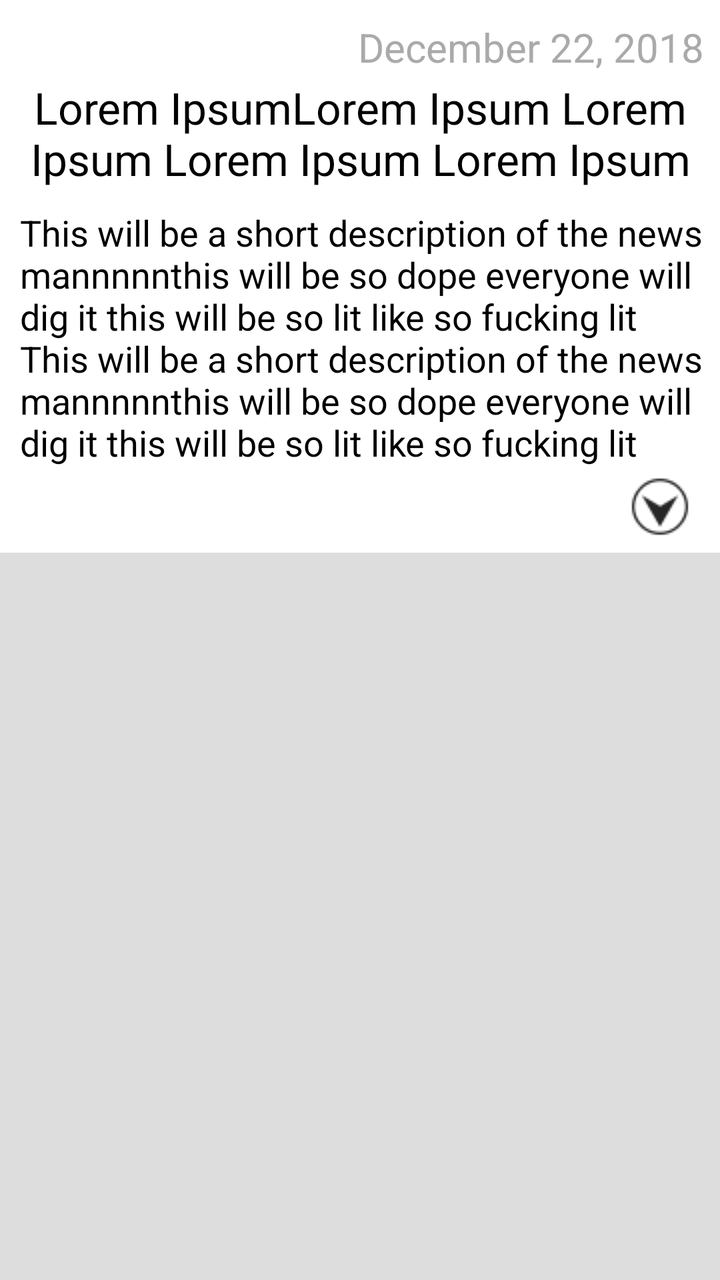
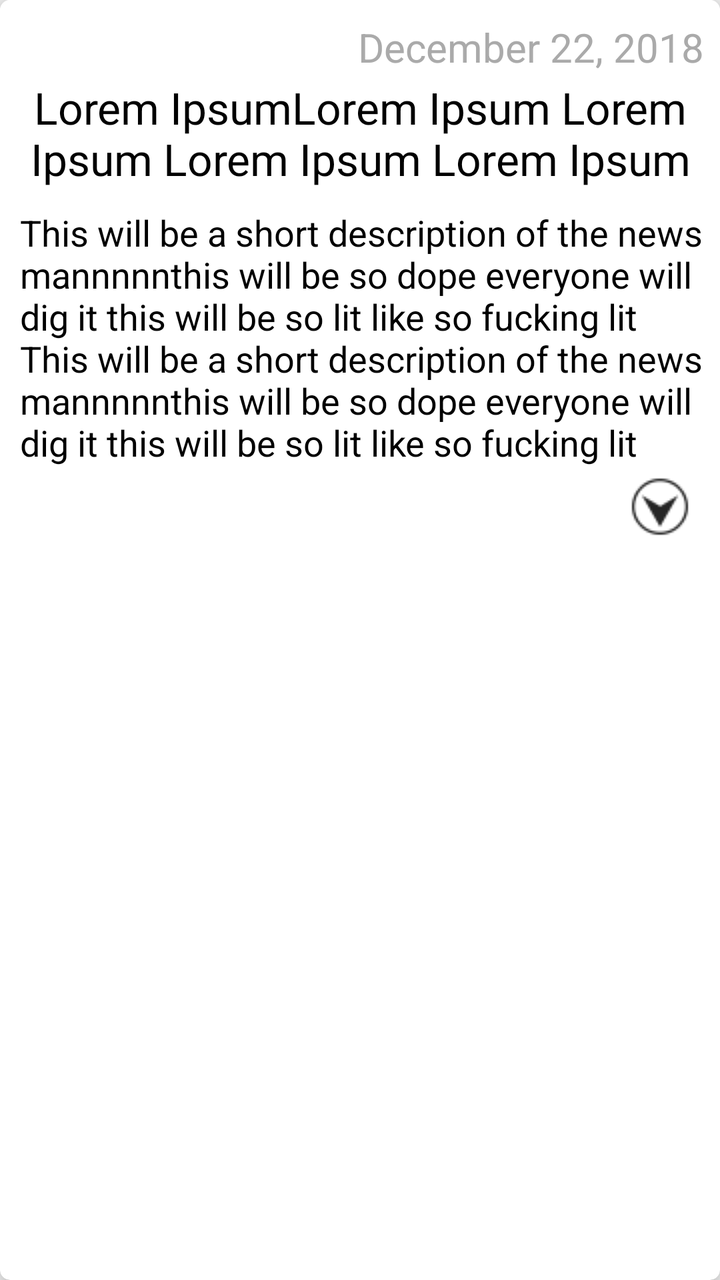

Screens rendered from an Android XML layout before and after an edit, with the pre-edit source and the edit as a unified diff.
<!-- AndroidManifest.xml: application theme AppTheme -->
<!-- res/layout/arttice_no_image.xml -->
<?xml version="1.0" encoding="utf-8"?>
<FrameLayout xmlns:android="http://schemas.android.com/apk/res/android"
    xmlns:app="http://schemas.android.com/apk/res-auto"
    android:layout_width="match_parent"
    android:layout_height="wrap_content"
    android:layout_marginTop="0dp"
    android:background="#dddddd"

    >

    <LinearLayout
        android:layout_width="match_parent"
        android:layout_height="wrap_content"
        android:layout_marginBottom="11dp"
        android:orientation="vertical"
        android:padding="0dp"
        android:layout_marginRight="0dp"
        android:layout_marginLeft="0dp"

        android:background="#ffffff">

        <TextView
            android:id="@+id/artTimeNoImg"
            android:layout_width="match_parent"
            android:layout_height="wrap_content"
            android:layout_gravity="end"
            android:layout_marginBottom="0dp"
            android:layout_marginRight="8dp"
            android:layout_marginTop="10dp"
            android:text="December 22, 2018"
            android:textAlignment="textEnd"
            android:textColor="#aaa"
            android:textSize="20sp" />

        <TextView
            android:id="@+id/artTitleNoImg"
            android:layout_width="match_parent"
            android:layout_height="wrap_content"
            android:layout_marginTop="2dp"
            android:text="Lorem IpsumLorem Ipsum Lorem Ipsum Lorem Ipsum Lorem Ipsum"
            android:textSize="22sp"
            android:textAlignment="center"
            android:textColor="#000"
            />

        <TextView
            android:id="@+id/artDescNoImg"
            android:layout_width="match_parent"
            android:layout_height="wrap_content"
            android:layout_marginTop="10dp"
            android:layout_marginLeft="10dp"
            android:layout_marginRight="8dp"
            android:text="This will be a short description of the news mannnnnthis will be so dope everyone will dig it this will be so lit like so fucking lit This will be a short description of the news mannnnnthis will be so dope everyone will dig it this will be so lit like so fucking lit This will be a short description of the news mannnnnthis will be so dope everyone will dig it this will be so lit like so fucking lit"
            android:textSize="18sp"
            android:textColor="#000"
            android:maxLines="6"
            android:ellipsize="marquee"/>

        <ImageButton
            android:id="@+id/btnExpandNoImg"
            android:padding="0dp"
            android:layout_gravity="right"
            android:layout_marginRight="15dp"
            android:layout_marginBottom="8dp"
            android:layout_marginTop="5dp"
            android:layout_width="wrap_content"
            android:layout_height="wrap_content"
            app:srcCompat="@drawable/expand" />


    </LinearLayout>

</FrameLayout>
<!-- resources referenced by this layout -->
<resources>
  <!-- drawable expand: png bitmap (drawable, 5519 bytes) -->
  <style name="AppTheme" parent="Theme.AppCompat.Light.DarkActionBar">
          
          <item name="colorPrimary">#2d7e9b</item>
          <item name="colorPrimaryDark">@color/colorPrimaryDark</item>
          <item name="colorAccent">@color/colorAccent</item>
          <item name="android:textColorPrimary">#000000</item>
          <item name="android:textColor">#000</item>
  
  
          <item name="android:colorBackground">@color/background_material_light</item>
          <item name="android:textColorSecondaryInverse">@color/colorAccent</item>
      </style>
  <color name="colorPrimaryDark">#1540ae</color>
  <color name="colorAccent">#abcdef</color>
  <color name="background_material_light">#f5f5f5</color>
</resources>

<!-- the commit's change to res/layout/arttice_no_image.xml (unified diff, before → after) -->
@@ -1,17 +1,19 @@
 <?xml version="1.0" encoding="utf-8"?>
-<FrameLayout xmlns:android="http://schemas.android.com/apk/res/android"
+<android.support.v7.widget.CardView xmlns:android="http://schemas.android.com/apk/res/android"
     xmlns:app="http://schemas.android.com/apk/res-auto"
     android:layout_width="match_parent"
     android:layout_height="wrap_content"
-    android:layout_marginTop="0dp"
-    android:background="#dddddd"
+    android:layout_margin="8dp"
+    android:background="#c0c0c0"
+    android:layout_marginBottom="11dp"
+    app:cardElevation="8dp"
+    app:cardCornerRadius="5dp"
 
     >
 
     <LinearLayout
         android:layout_width="match_parent"
         android:layout_height="wrap_content"
-        android:layout_marginBottom="11dp"
         android:orientation="vertical"
         android:padding="0dp"
         android:layout_marginRight="0dp"
@@ -70,4 +72,4 @@
 
     </LinearLayout>
 
-</FrameLayout>
+</android.support.v7.widget.CardView>
